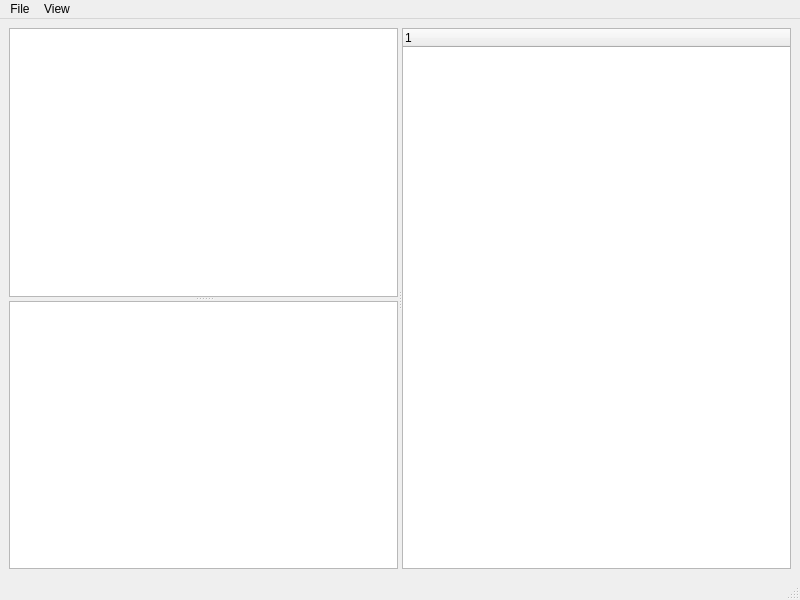
First picture: the form in cxi_viewer/layout.ui, repository lixx11/tools, before the edit.
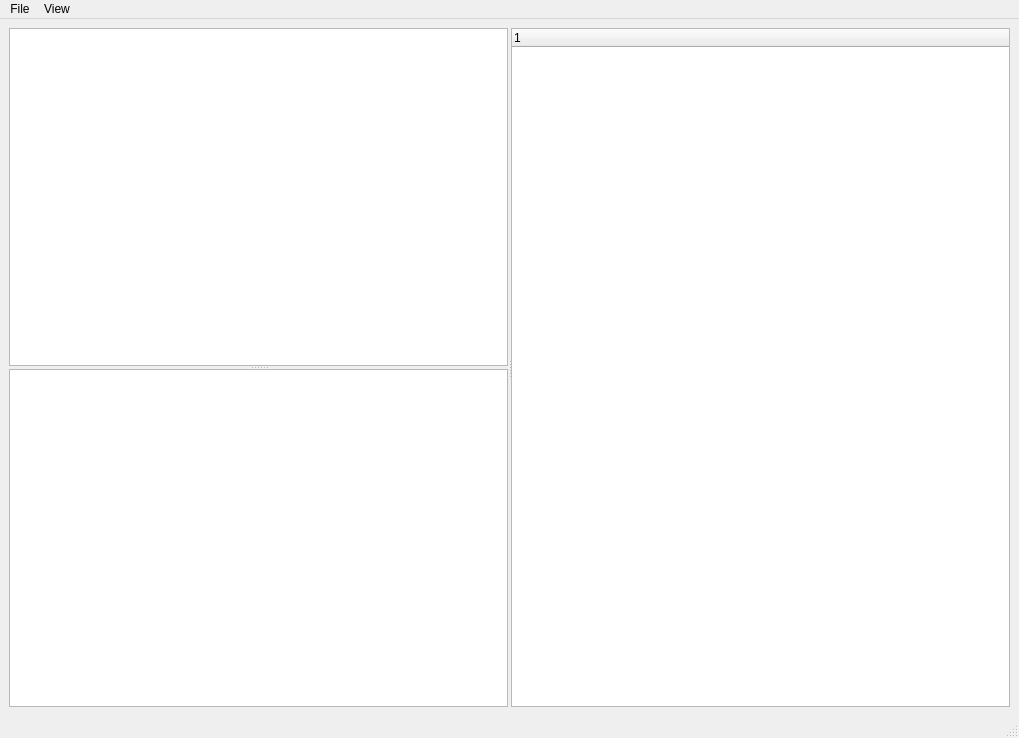
Second picture: the form after the edit. Custom widgets are drawn as their Qt base class.

Diff of the .ui file:
```diff
--- a/cxi_viewer/layout.ui
+++ b/cxi_viewer/layout.ui
@@ -6,8 +6,8 @@
    <rect>
     <x>0</x>
     <y>0</y>
-    <width>800</width>
-    <height>600</height>
+    <width>1019</width>
+    <height>738</height>
    </rect>
   </property>
   <property name="windowTitle">
@@ -20,12 +20,18 @@
       <property name="orientation">
        <enum>Qt::Horizontal</enum>
       </property>
+      <property name="handleWidth">
+       <number>3</number>
+      </property>
       <widget class="QSplitter" name="splitterV">
        <property name="orientation">
         <enum>Qt::Vertical</enum>
        </property>
-       <widget class="ImageView" name="imageView"/>
-       <widget class="PlotWidget" name="streamPlot"/>
+       <property name="handleWidth">
+        <number>3</number>
+       </property>
+       <widget class="ImageView" name="image_view"/>
+       <widget class="PlotWidget" name="stream_plot"/>
       </widget>
       <widget class="ParameterTree" name="parameterTree"/>
      </widget>
@@ -37,7 +43,7 @@
     <rect>
      <x>0</x>
      <y>0</y>
-     <width>800</width>
+     <width>1019</width>
      <height>22</height>
     </rect>
    </property>
```
Left out of the diff: 26 changed lines with no effect on the pictures.
